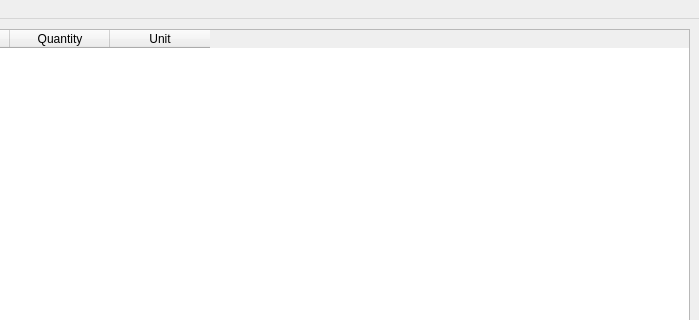
ari099/Crumby, file db/ingredients_app.ui: the form before one commit; both pictures show x 101 to 800 and y 0 to 320 of the 800 by 600 pixel window.
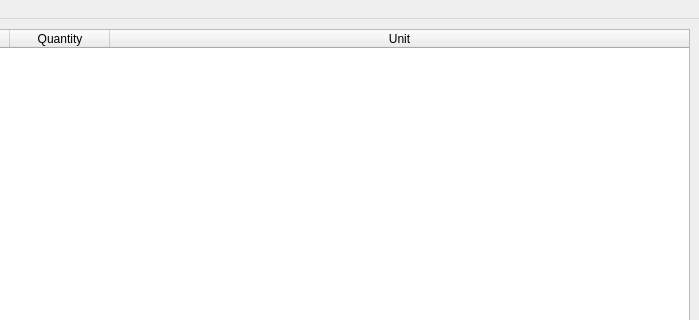
The form after the commit.

```diff
--- a/db/ingredients_app.ui
+++ b/db/ingredients_app.ui
@@ -41,6 +41,15 @@
     <property name="alternatingRowColors">
      <bool>true</bool>
     </property>
+    <property name="selectionBehavior">
+     <enum>QAbstractItemView::SelectRows</enum>
+    </property>
+    <attribute name="horizontalHeaderStretchLastSection">
+     <bool>true</bool>
+    </attribute>
+    <attribute name="verticalHeaderStretchLastSection">
+     <bool>false</bool>
+    </attribute>
     <column>
      <property name="text">
       <string>Name</string>
```
